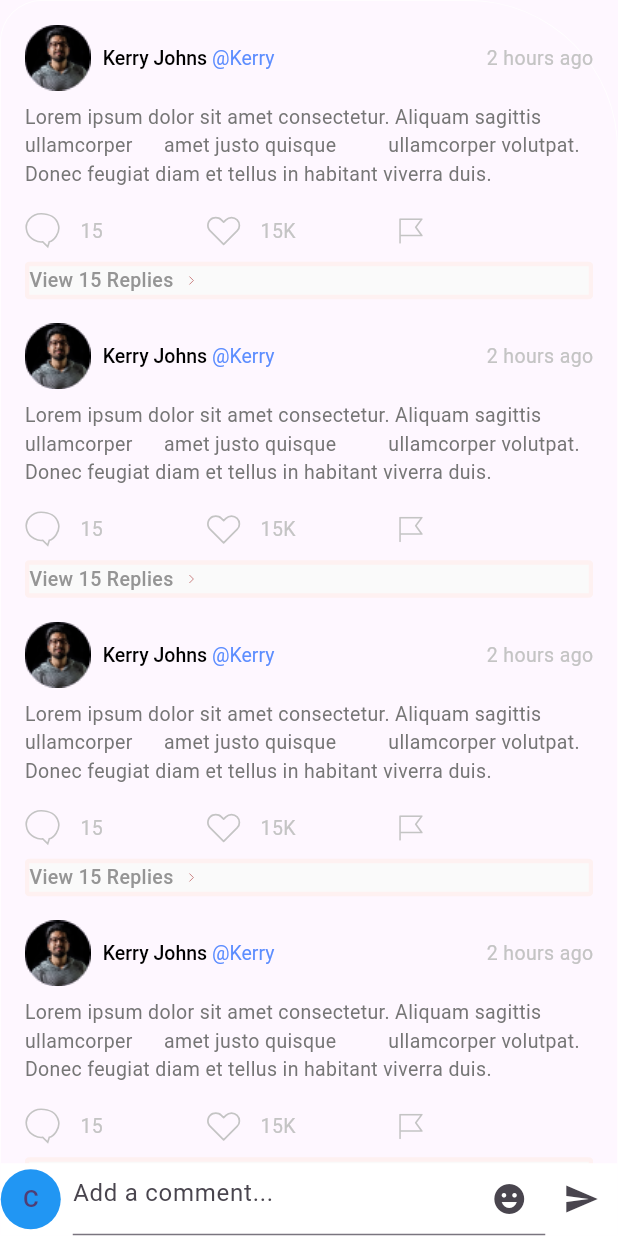
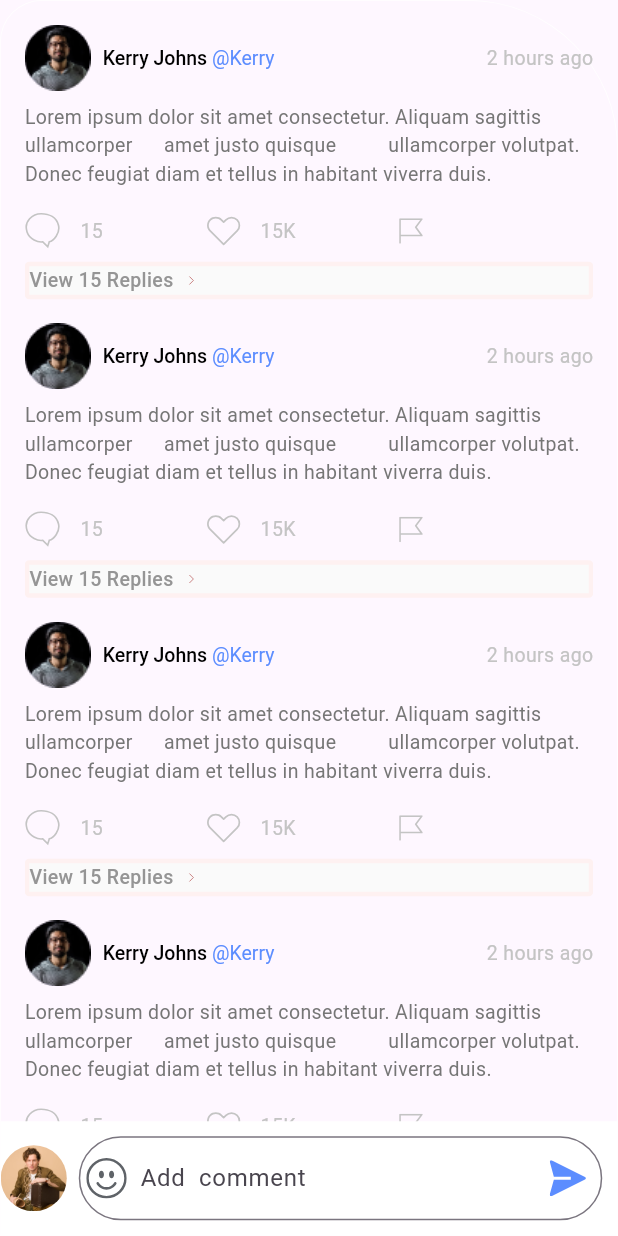
Before and after one commit to abdurhmanongithub/gym_challenge, a Flutter app: the CommentBottomSheet widget shown alone on an empty page, opened directly, on a phone screen of 412 x 824 dp. Run offline on Flutter 3.47's test engine with Material 2 defaults, Android fonts, the phone set to English and light mode, and no system bars; our stand-ins replace emoji_picker_flutter, flutter_svg, font_awesome_flutter, get, google_fonts, like_button and 1 more.

Commit message:
changeo n

```diff
--- a/lib/widgets/comment_bottom_sheet.dart
+++ b/lib/widgets/comment_bottom_sheet.dart
@@ -173,31 +173,73 @@ class _CommentBottomSheetState extends State<CommentBottomSheet> {
       child: Row(
         // mainAxisSize: MainAxisSize.max,
         children: [
-          const CircleAvatar(
-            backgroundColor: Colors.blue,
-            child: Text("C"), // Replace with current user's avatar
+          Container(
+            height: 44,
+            width: 44,
+            decoration: BoxDecoration(
+              borderRadius: BorderRadius.circular(50),
+              image: const DecorationImage(
+                fit: BoxFit.cover,
+                image: AssetImage('assets/images/commentor.png'),
+              ),
+            ),
           ),
           const SizedBox(width: 8.0),
           Expanded(
+            child: Container(
+              margin: const EdgeInsets.only(right: 10),
+              padding: const EdgeInsets.symmetric(vertical: 10),
               child: TextField(
                 controller: _commentController,
                 decoration: InputDecoration(
-                hintText: "Add a comment...",
-                suffixIcon: IconButton(
-                  icon: const Icon(Icons.emoji_emotions),
-                  onPressed: () {
+                  border: OutlineInputBorder(
+                    borderRadius: BorderRadius.circular(34),
+                    borderSide: const BorderSide(
+                      color: Color.fromRGBO(
+                        196,
+                        196,
+                        196,
+                        1,
+                      ),
+                    ),
+                  ),
+                  hintText: "Add  comment",
+                  prefixIconConstraints: const BoxConstraints(
+                    maxHeight: 35,
+                    // maxWidth: 30,
+                  ),
+                  prefixIcon: GestureDetector(
+                    child: Container(
+                      margin: const EdgeInsets.only(
+                        left: 5,
+                        right: 5,
+                      ),
+                      child: SvgPicture.asset(
+                        'assets/icons/emoji.svg',
+                      ),
+                    ),
+                    onTap: () {
                       showEmojiPicker(context);
                     },
+                  ),
+                  suffixIconConstraints: const BoxConstraints(
+                    maxHeight: 24,
+                  ),
+                  suffixIcon: GestureDetector(
+                    child: Container(
+                        margin: const EdgeInsets.only(right: 10),
+                        child: SvgPicture.asset('assets/icons/send_icon.svg')),
                   ),
                 ),
               ),
             ),
-          IconButton(
-            icon: const Icon(Icons.send),
-            onPressed: () {
-              // Handle send action
-            },
           ),
+          // IconButton(
+          //   icon: const Icon(Icons.send),
+          //   onPressed: () {
+          //     // Handle send action
+          //   },
+          // ),
         ],
       ),
     );
```
Also changed, not shown: assets/icons/emoji.svg (added), assets/icons/send_icon.svg (added), assets/images/commentor.png (added). Lines whose indentation alone changed are shown as unchanged.
